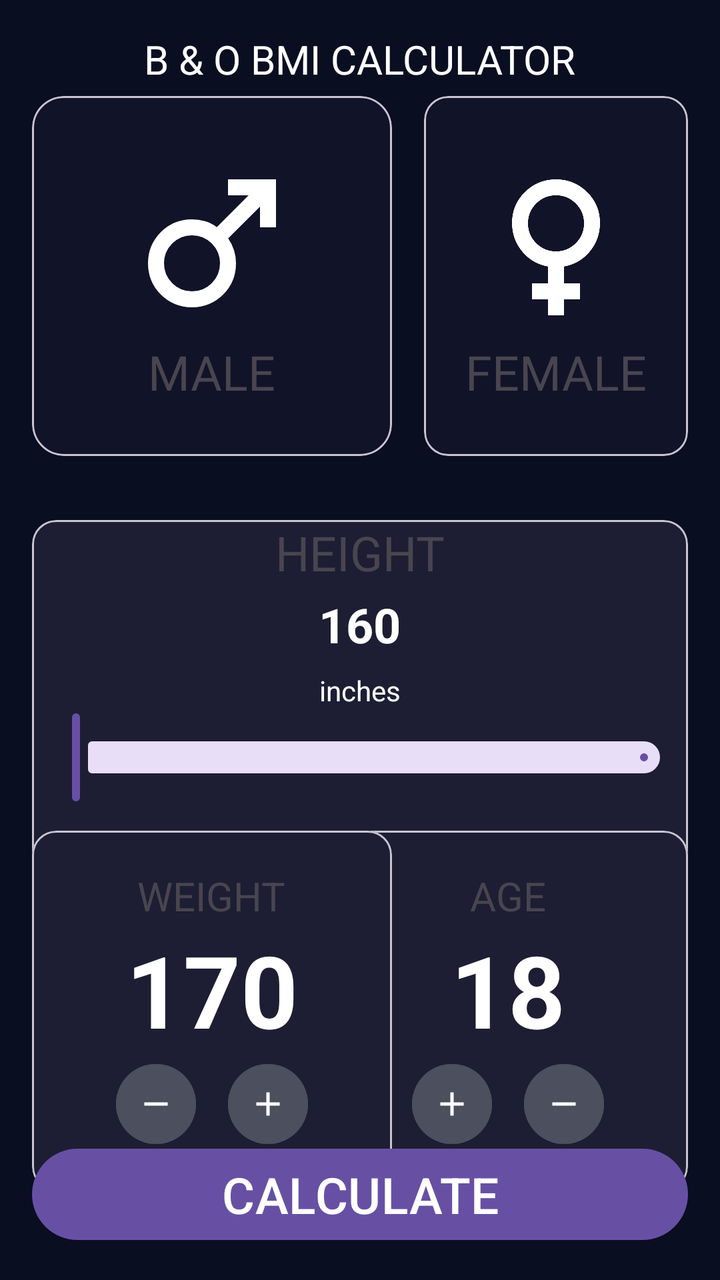
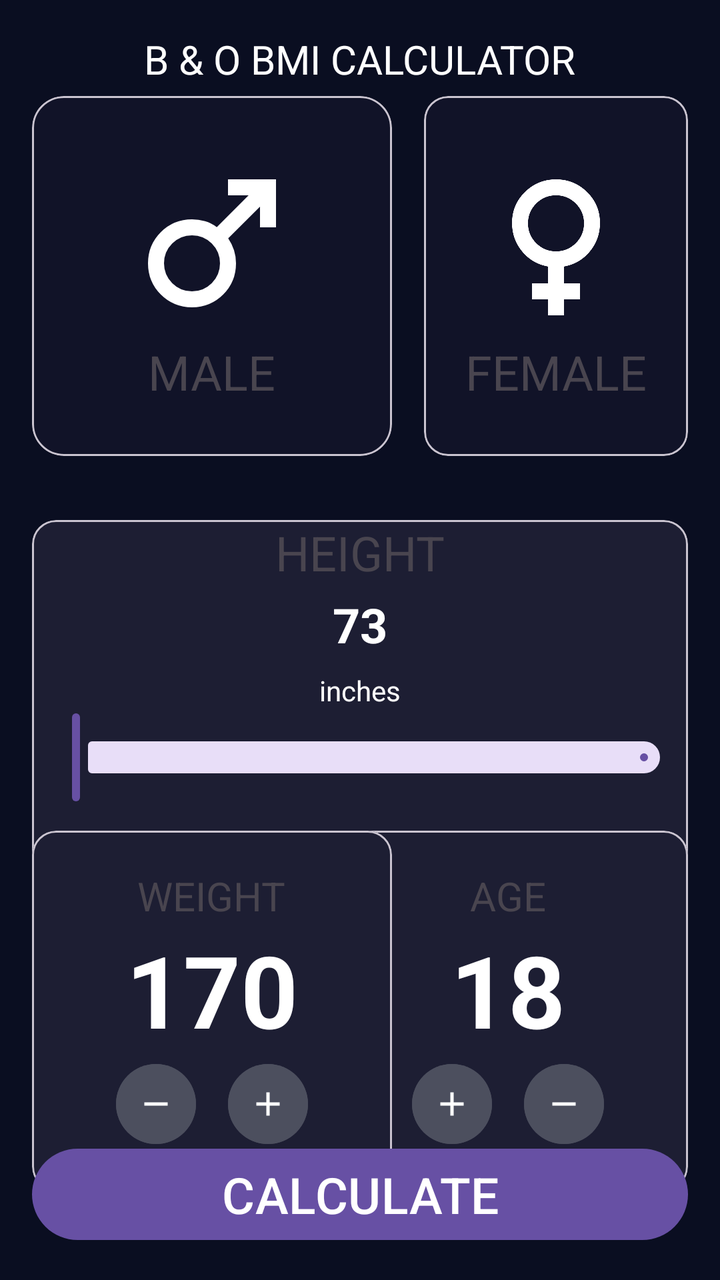

Before-and-after screenshots of an Android layout around one commit, followed by the original layout XML and the change that was made.
<!-- AndroidManifest.xml: application theme Theme.Act3 -->
<!-- res/layout/activity_main.xml -->
<?xml version="1.0" encoding="utf-8"?>
<androidx.constraintlayout.widget.ConstraintLayout xmlns:android="http://schemas.android.com/apk/res/android"
    xmlns:app="http://schemas.android.com/apk/res-auto"
    xmlns:tools="http://schemas.android.com/tools"
    android:id="@+id/main"
    android:padding="16dp"
    android:layout_width="match_parent"
    android:layout_height="match_parent"
    tools:context=".MainActivity"
    android:background="@color/background">
    <LinearLayout
        android:layout_width="match_parent"
        android:layout_height="wrap_content"
        android:gravity="center">
        <TextView
            android:id="@+id/title_calculator"
            android:layout_width="wrap_content"
            android:layout_height="wrap_content"
            android:text="B &amp; O BMI CALCULATOR"
            android:textSize="20dp"
            android:textColor="@color/white"
            />
    </LinearLayout>

    <com.google.android.material.card.MaterialCardView
        android:id="@+id/seleccio_home"
        android:layout_width="180dp"
        android:layout_height="180dp"
        android:layout_marginEnd="16dp"
        android:layout_marginTop="32dp"
        app:layout_constraintStart_toStartOf="parent"
        app:layout_constraintTop_toTopOf="parent"
        app:cardCornerRadius="16dp"
        app:cardBackgroundColor="@color/background_card">
        <LinearLayout
            android:gravity="center"
            android:layout_width="match_parent"
            android:layout_height="match_parent"
            android:orientation="vertical">

            <ImageView
                android:layout_width="96dp"
                android:layout_height="96dp"
                android:src="@drawable/ic_male"
                android:tint="@color/white"/>
            <TextView
                android:layout_width="wrap_content"
                android:layout_height="wrap_content"
                android:text="MALE"
                android:textSize="24sp"/>
        </LinearLayout>
    </com.google.android.material.card.MaterialCardView>
    <com.google.android.material.card.MaterialCardView
        android:id="@+id/seleccio_dona"
        android:layout_width="0dp"
        android:layout_height="180dp"
        android:layout_marginTop="32dp"
        android:layout_marginStart="16dp"
        app:layout_constraintEnd_toEndOf="parent"
        app:layout_constraintStart_toEndOf="@id/seleccio_home"
        app:layout_constraintTop_toTopOf="parent"
        app:cardBackgroundColor="@color/background_card">
        <LinearLayout
            android:gravity="center"
            android:layout_width="match_parent"
            android:layout_height="match_parent"
            android:orientation="vertical">

            <ImageView
                android:layout_width="96dp"
                android:layout_height="96dp"
                android:src="@drawable/ic_female"
                android:tint="@color/white"/>
            <TextView
                android:layout_width="wrap_content"
                android:layout_height="wrap_content"
                android:text="FEMALE"
                android:textSize="24sp"/>
        </LinearLayout>
    </com.google.android.material.card.MaterialCardView>
    <com.google.android.material.card.MaterialCardView
        android:id="@+id/seleccio_info"
        android:layout_width="match_parent"
        android:layout_height="180dp"
        android:layout_marginTop="32dp"
        app:cardBackgroundColor="@color/background_height_age_weight"
        app:layout_constraintStart_toStartOf="parent"
        app:layout_constraintTop_toBottomOf="@id/seleccio_home">
        <LinearLayout
            android:layout_width="match_parent"
            android:layout_height="match_parent"
            android:gravity="center_horizontal"
            android:orientation="vertical">

            <TextView
                android:layout_width="wrap_content"
                android:layout_height="wrap_content"
                android:layout_weight="0.1"
                android:text="HEIGHT"
                android:textSize="24sp" />

            <TextView
                android:id="@+id/height"
                android:layout_width="wrap_content"
                android:layout_height="wrap_content"
                android:layout_weight="0.2"
                android:text="160"
                android:textStyle="bold"
                android:textColor="@color/white"
                android:textSize="24sp" />
            <TextView
                android:layout_width="wrap_content"
                android:layout_height="wrap_content"
                android:text="inches"
                android:textColor="@color/white"/>
            <com.google.android.material.slider.Slider
                android:layout_width="match_parent"
                android:layout_height="1dp"
                android:layout_weight="1"
                android:valueFrom="10"
                android:valueTo="200">
            </com.google.android.material.slider.Slider>
        </LinearLayout>
    </com.google.android.material.card.MaterialCardView>
    
    

    <com.google.android.material.card.MaterialCardView
        android:id="@+id/card_age"
        android:layout_width="180dp"
        android:layout_height="180dp"
        app:layout_constraintBottom_toTopOf="@id/btn_calculate"
        app:layout_constraintEnd_toEndOf="parent"
        app:layout_constraintTop_toBottomOf="@id/seleccio_info"
        app:cardBackgroundColor="@color/background_height_age_weight"
        >
        <LinearLayout
            android:layout_width="match_parent"
            android:layout_height="match_parent"
            android:gravity="center"
            android:orientation="vertical">
            <TextView
                android:layout_width="wrap_content"
                android:layout_height="wrap_content"
                android:text="AGE"
                android:textSize="20dp"/>
            <TextView
                android:layout_width="wrap_content"
                android:layout_height="wrap_content"
                android:text="18"
                android:textColor="@color/white"
                android:textStyle="bold"
                android:textSize="50dp"/>
            <LinearLayout
                android:layout_width="wrap_content"
                android:layout_height="wrap_content">
                <com.google.android.material.button.MaterialButton
                    android:layout_width="wrap_content"
                    android:layout_height="wrap_content"
                    app:icon="@drawable/ic_add"
                    android:layout_marginEnd="8dp"
                    android:backgroundTint="@color/background_bottom"
                    style="@style/Widget.Material3.Button.IconButton.Filled">
                </com.google.android.material.button.MaterialButton>
                <com.google.android.material.button.MaterialButton
                    android:layout_width="wrap_content"
                    android:layout_height="wrap_content"
                    app:icon="@drawable/ic_remove"
                    android:backgroundTint="@color/background_bottom"
                    style="@style/Widget.Material3.Button.IconButton.Filled">

                </com.google.android.material.button.MaterialButton>


            </LinearLayout>
        </LinearLayout>
    </com.google.android.material.card.MaterialCardView>
    <com.google.android.material.card.MaterialCardView
        android:id="@+id/card_peso"
        android:layout_width="180dp"
        android:layout_height="180dp"
        app:layout_constraintBottom_toTopOf="@id/btn_calculate"
        app:layout_constraintTop_toBottomOf="@id/seleccio_info"
        app:cardBackgroundColor="@color/background_height_age_weight"
        tools:ignore="MissingConstraints">
        <LinearLayout
            android:layout_width="match_parent"
            android:layout_height="match_parent"
            android:gravity="center"
            android:orientation="vertical">

            <TextView
                android:layout_width="wrap_content"
                android:layout_height="wrap_content"
                android:textSize="20dp"
                android:text="WEIGHT"/>
            <TextView
                android:layout_width="wrap_content"
                android:layout_height="wrap_content"
                android:text="170"
                android:textColor="@color/white"
                android:textStyle="bold"
                android:textSize="50dp"/>

            <LinearLayout
                android:layout_width="wrap_content"
                android:layout_height="wrap_content"
                android:orientation="horizontal"
                android:gravity="center">

                <com.google.android.material.button.MaterialButton
                    android:id="@+id/btn_weight_minus"
                    style="@style/Widget.Material3.Button.IconButton.Filled"
                    android:layout_width="wrap_content"
                    android:layout_height="wrap_content"
                    android:layout_marginEnd="8dp"
                    android:backgroundTint="@color/background_bottom"
                    app:icon="@drawable/ic_remove"/>

                <com.google.android.material.button.MaterialButton
                    android:id="@+id/btn_weight_plus"
                    style="@style/Widget.Material3.Button.IconButton.Filled"
                    android:layout_width="wrap_content"
                    android:layout_height="wrap_content"
                    app:icon="@drawable/ic_add"
                    android:backgroundTint="@color/background_bottom"/>
            </LinearLayout>


        </LinearLayout>
    </com.google.android.material.card.MaterialCardView>
    <Button
        android:id="@+id/btn_calculate"
        android:layout_width="0dp"
        android:layout_height="wrap_content"
        android:text="CALCULATE"
        android:textSize="25sp"
        app:layout_constraintBottom_toBottomOf="parent"
        app:layout_constraintStart_toStartOf="parent"
        app:layout_constraintEnd_toEndOf="parent"/>

</androidx.constraintlayout.widget.ConstraintLayout>
<!-- resources referenced by this layout -->
<resources>
  <color name="background">#0A0E21</color>
  <color name="background_bottom">#4C4F5E</color>
  <color name="background_card">#111328</color>
  <color name="background_height_age_weight">#1D1E33</color>
  <color name="white">#FFFFFFFF</color>
  <!-- drawable ic_add (drawable) -->
  <vector xmlns:android="http://schemas.android.com/apk/res/android"
      android:width="24dp"
      android:height="24dp"
      android:viewportWidth="960"
      android:viewportHeight="960">
    <path
        android:pathData="M440,520L200,520v-80h240v-240h80v240h240v80L520,520v240h-80v-240Z"
        android:fillColor="#1f1f1f"/>
  </vector>
  <!-- drawable ic_female (drawable) -->
  <vector xmlns:android="http://schemas.android.com/apk/res/android"
      android:width="24dp"
      android:height="24dp"
      android:viewportWidth="960"
      android:viewportHeight="960">
    <path
        android:pathData="M440,840v-80h-80v-80h80v-84q-79,-14 -129.5,-75.5T260,378q0,-91 64.5,-154.5T480,160q91,0 155.5,63.5T700,378q0,81 -50.5,142.5T520,596v84h80v80h-80v80h-80ZM579,479q41,-41 41,-99t-41,-99q-41,-41 -99,-41t-99,41q-41,41 -41,99t41,99q41,41 99,41t99,-41Z"
        android:fillColor="#1f1f1f"/>
  </vector>
  <!-- drawable ic_male (drawable) -->
  <vector xmlns:android="http://schemas.android.com/apk/res/android"
      android:width="24dp"
      android:height="24dp"
      android:viewportWidth="960"
      android:viewportHeight="960">
    <path
        android:pathData="M800,160v240h-80v-103L561,455q19,28 29,59.5t10,65.5q0,92 -64,156t-156,64q-92,0 -156,-64t-64,-156q0,-92 64,-156t156,-64q33,0 65,9.5t59,29.5l159,-159L560,240v-80h240ZM281,481q-41,41 -41,99t41,99q41,41 99,41t99,-41q41,-41 41,-99t-41,-99q-41,-41 -99,-41t-99,41Z"
        android:fillColor="#1f1f1f"/>
  </vector>
  <!-- drawable ic_remove (drawable) -->
  <vector xmlns:android="http://schemas.android.com/apk/res/android"
      android:width="24dp"
      android:height="24dp"
      android:viewportWidth="960"
      android:viewportHeight="960">
    <path
        android:pathData="M200,520v-80h560v80L200,520Z"
        android:fillColor="#1f1f1f"/>
  </vector>
  <style name="Theme.Act3" parent="Base.Theme.Act3" />
  <style name="Base.Theme.Act3" parent="Theme.Material3.DayNight.NoActionBar">
          
          
      </style>
</resources>

<!-- the commit's change to res/layout/activity_main.xml (unified diff, before → after) -->
@@ -16,7 +16,7 @@
             android:id="@+id/title_calculator"
             android:layout_width="wrap_content"
             android:layout_height="wrap_content"
-            android:text="B &amp; O BMI CALCULATOR"
+            android:text="@string/title_calculator"
             android:textSize="20dp"
             android:textColor="@color/white"
             />
@@ -42,11 +42,13 @@
                 android:layout_width="96dp"
                 android:layout_height="96dp"
                 android:src="@drawable/ic_male"
-                android:tint="@color/white"/>
-            <TextView
-                android:layout_width="wrap_content"
-                android:layout_height="wrap_content"
-                android:text="MALE"
+                android:tint="@color/white"
+                android:contentDescription="@string/desc_male"
+                />
+            <TextView
+                android:layout_width="wrap_content"
+                android:layout_height="wrap_content"
+                android:text="@string/male"
                 android:textSize="24sp"/>
         </LinearLayout>
     </com.google.android.material.card.MaterialCardView>
@@ -70,11 +72,13 @@
                 android:layout_width="96dp"
                 android:layout_height="96dp"
                 android:src="@drawable/ic_female"
-                android:tint="@color/white"/>
-            <TextView
-                android:layout_width="wrap_content"
-                android:layout_height="wrap_content"
-                android:text="FEMALE"
+                android:tint="@color/white"
+                android:contentDescription="@string/desc_female"
+                />
+            <TextView
+                android:layout_width="wrap_content"
+                android:layout_height="wrap_content"
+                android:text="@string/female"
                 android:textSize="24sp"/>
         </LinearLayout>
     </com.google.android.material.card.MaterialCardView>
@@ -96,7 +100,7 @@
                 android:layout_width="wrap_content"
                 android:layout_height="wrap_content"
                 android:layout_weight="0.1"
-                android:text="HEIGHT"
+                android:text="@string/height"
                 android:textSize="24sp" />
 
             <TextView
@@ -104,14 +108,14 @@
                 android:layout_width="wrap_content"
                 android:layout_height="wrap_content"
                 android:layout_weight="0.2"
-                android:text="160"
+                android:text="@string/height_default"
                 android:textStyle="bold"
                 android:textColor="@color/white"
                 android:textSize="24sp" />
             <TextView
                 android:layout_width="wrap_content"
                 android:layout_height="wrap_content"
-                android:text="inches"
+                android:text="@string/inches"
                 android:textColor="@color/white"/>
             <com.google.android.material.slider.Slider
                 android:layout_width="match_parent"
@@ -142,12 +146,12 @@
             <TextView
                 android:layout_width="wrap_content"
                 android:layout_height="wrap_content"
-                android:text="AGE"
+                android:text="@string/age"
                 android:textSize="20dp"/>
             <TextView
                 android:layout_width="wrap_content"
                 android:layout_height="wrap_content"
-                android:text="18"
+                android:text="@string/age_default"
                 android:textColor="@color/white"
                 android:textStyle="bold"
                 android:textSize="50dp"/>
@@ -193,11 +197,12 @@
                 android:layout_width="wrap_content"
                 android:layout_height="wrap_content"
                 android:textSize="20dp"
-                android:text="WEIGHT"/>
-            <TextView
-                android:layout_width="wrap_content"
-                android:layout_height="wrap_content"
-                android:text="170"
+                android:text="@string/weight"
+                />
+            <TextView
+                android:layout_width="wrap_content"
+                android:layout_height="wrap_content"
+                android:text="@string/weight_default"
                 android:textColor="@color/white"
                 android:textStyle="bold"
                 android:textSize="50dp"/>
<!-- resource entries referenced after the edit -->
@@ -45,6 +45,18 @@
         android:pathData="M200,520v-80h560v80L200,520Z"
         android:fillColor="#1f1f1f"/>
   </vector>
+  <string name="age">AGE</string>
+  <string name="age_default">18</string>
+  <string name="desc_female">Female icon</string>
+  <string name="desc_male">Male icon</string>
+  <string name="female">FEMALE</string>
+  <string name="height">HEIGHT</string>
+  <string name="height_default">73</string>
+  <string name="inches">inches</string>
+  <string name="male">MALE</string>
+  <string name="title_calculator">B &amp; O BMI CALCULATOR</string>
+  <string name="weight">WEIGHT</string>
+  <string name="weight_default">170</string>
   <style name="Theme.Act3" parent="Base.Theme.Act3" />
   <style name="Base.Theme.Act3" parent="Theme.Material3.DayNight.NoActionBar">
           
